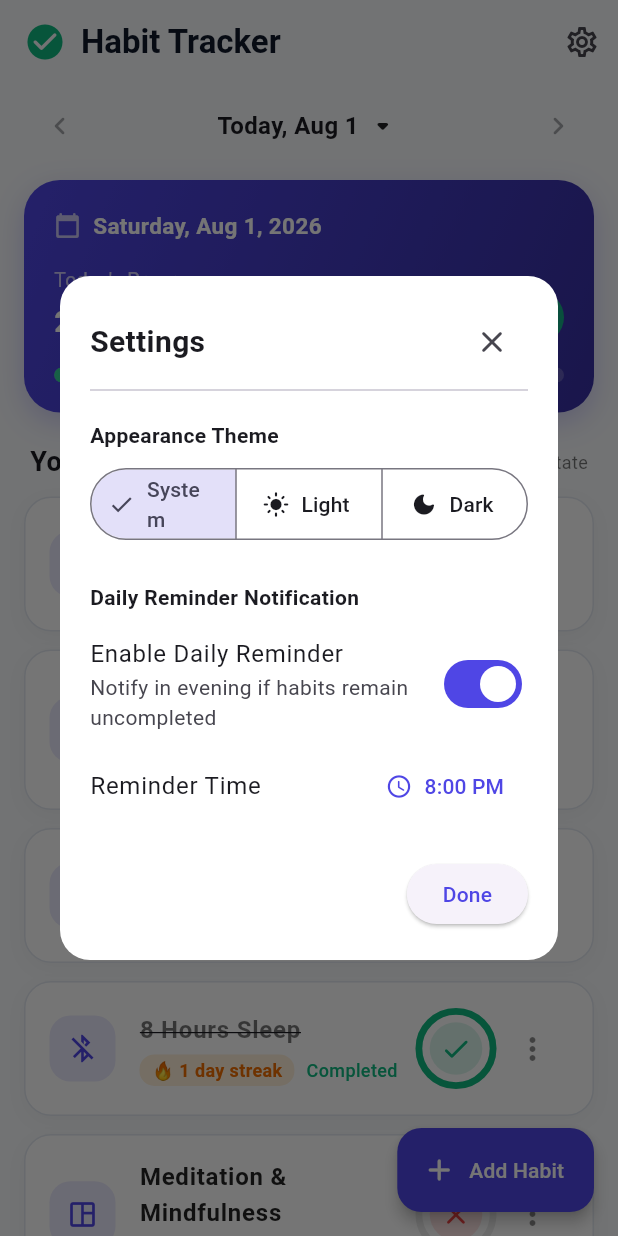
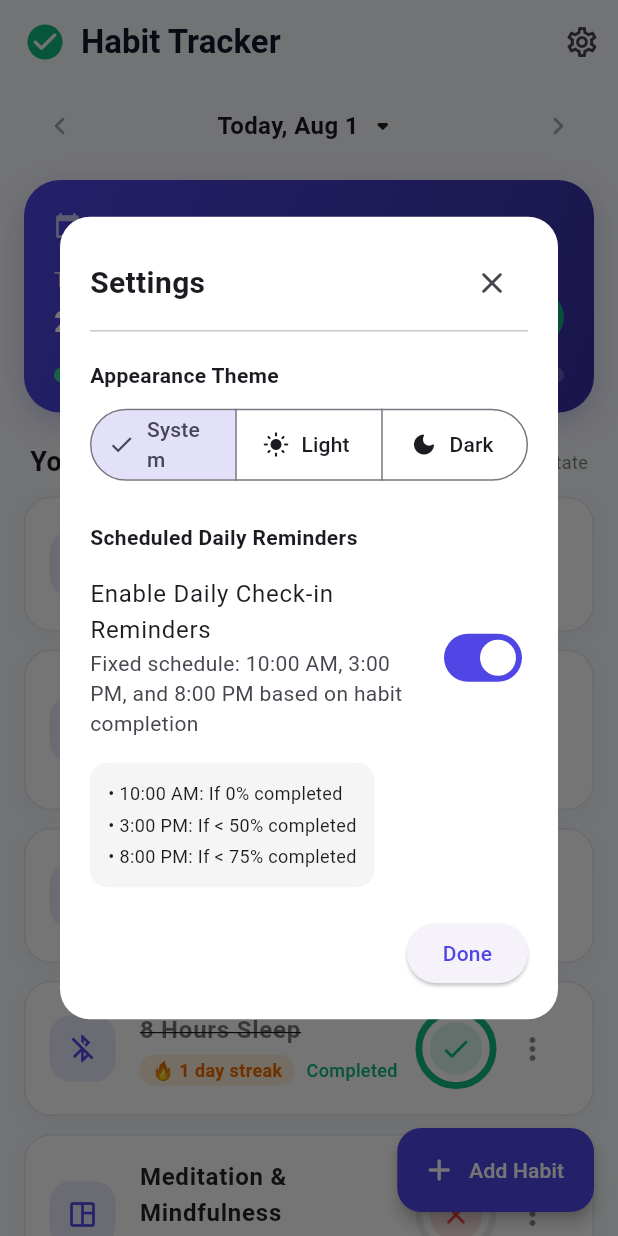
Before and after one commit to Amar810207/Habit-Tracker, a Flutter app: the screen it shows after launch, after a tap on the "settings" icon, on a phone screen of 412 x 824 dp. Run offline on Flutter 3.47's test engine with Material 3 defaults, Android fonts, the phone set to English and light mode, and no system bars; our stand-ins replace flutter_local_notifications, shared_preferences, timezone.

Commit message:
Fix notification logic: scheduled at 10am/3pm/8pm with completion thresholds

```diff
--- a/lib/providers/habit_provider.dart
+++ b/lib/providers/habit_provider.dart
@@ -217,19 +217,19 @@ class HabitProvider with ChangeNotifier {
     return score / _habits.length;
   }
 
+  double get todayCompletionRatio {
+    if (_habits.isEmpty) return 1.0;
+    final now = DateTime.now();
+    final todayDate = DateTime(now.year, now.month, now.day);
+    final completedCount = _habits.where((h) => h.getStatusForDate(todayDate) == HabitStatus.completed).length;
+    return completedCount / _habits.length;
+  }
+
   void _updateReminderNotification() {
-    if (!_reminderEnabled || _habits.isEmpty) {
-      _notificationService.cancelAll();
-      return;
-    }
-
-    final uncompletedCount = _habits.where((h) => h.getStatusForDate(DateTime.now()) == HabitStatus.notDone).length;
-    if (uncompletedCount > 0) {
-      _notificationService.scheduleDailyReminder(
-        time: _reminderTime,
-        title: 'Habit Tracker Reminder 🔔',
-        body: 'You have $uncompletedCount habit${uncompletedCount > 1 ? "s" : ""} left to complete today!',
-      );
-    }
+    _notificationService.syncScheduledNotifications(
+      enabled: _reminderEnabled,
+      todayCompletionRatio: todayCompletionRatio,
+      hasHabits: _habits.isNotEmpty,
+    );
   }
 }
--- a/lib/services/notification_service.dart
+++ b/lib/services/notification_service.dart
@@ -1,5 +1,25 @@
 import 'package:flutter/material.dart';
 import 'package:flutter_local_notifications/flutter_local_notifications.dart';
+import 'package:timezone/data/latest_all.dart' as tz;
+import 'package:timezone/timezone.dart' as tz;
+
+class NotificationSlot {
+  final int id;
+  final int hour;
+  final int minute;
+  final String title;
+  final String body;
+  final double completionThreshold; // Notification triggers if completionRatio < threshold
+
+  const NotificationSlot({
+    required this.id,
+    required this.hour,
+    required this.minute,
+    required this.title,
+    required this.body,
+    required this.completionThreshold,
+  });
+}
 
 class NotificationService {
   static final NotificationService _instance = NotificationService._internal();
@@ -9,8 +29,45 @@ class NotificationService {
   final FlutterLocalNotificationsPlugin _notificationsPlugin = FlutterLocalNotificationsPlugin();
   bool _initialized = false;
 
+  static const List<NotificationSlot> scheduledSlots = [
+    NotificationSlot(
+      id: 10,
+      hour: 10,
+      minute: 0,
+      title: 'Morning Habit Check-in ☀️',
+      body: "You haven't checked in on any habits yet today",
+      completionThreshold: 0.01, // Triggers if 0% completed (strictly < 0.01)
+    ),
+    NotificationSlot(
+      id: 15,
+      hour: 15,
+      minute: 0,
+      title: 'Afternoon Habit Check-in 🌤️',
+      body: "You're less than halfway through your habits today",
+      completionThreshold: 0.50, // Triggers if < 50% completed
+    ),
+    NotificationSlot(
+      id: 20,
+      hour: 20,
+      minute: 0,
+      title: 'Evening Habit Check-in 🌙',
+      body: "You're close, but haven't hit 75% completion yet",
+      completionThreshold: 0.75, // Triggers if < 75% completed
+    ),
+  ];
+
   Future<void> init() async {
     if (_initialized) return;
+
+    try {
+      tz.initializeTimeZones();
+      final String timeZoneName = DateTime.now().timeZoneName;
+      try {
+        tz.setLocalLocation(tz.getLocation(timeZoneName));
+      } catch (_) {}
+    } catch (e) {
+      debugPrint('Timezone initialization warning: $e');
+    }
 
     const androidSettings = AndroidInitializationSettings('@mipmap/ic_launcher');
     const darwinSettings = DarwinInitializationSettings(
@@ -40,17 +97,45 @@ class NotificationService {
     }
   }
 
-  Future<void> scheduleDailyReminder({
-    required TimeOfDay time,
-    required String title,
-    required String body,
+  Future<void> cancelNotification(int id) async {
+    if (!_initialized) await init();
+    try {
+      await _notificationsPlugin.cancel(id);
+    } catch (e) {
+      debugPrint('Error cancelling notification $id: $e');
+    }
+  }
+
+  /// Syncs 3 fixed daily notification slots (10:00 AM, 3:00 PM, 8:00 PM) based on today's habit completion ratio.
+  Future<void> syncScheduledNotifications({
+    required bool enabled,
+    required double todayCompletionRatio,
+    required bool hasHabits,
   }) async {
     if (!_initialized) await init();
 
+    if (!enabled || !hasHabits) {
+      await cancelAll();
+      return;
+    }
+
+    final now = DateTime.now();
+
+    for (final slot in scheduledSlots) {
+      final shouldTrigger = todayCompletionRatio < slot.completionThreshold;
+
+      if (!shouldTrigger) {
+        // Cancel notification for this slot if completion percentage meets/exceeds threshold
+        await cancelNotification(slot.id);
+        continue;
+      }
+
+      final tz.TZDateTime scheduledDate = _nextInstanceOfTime(slot.hour, slot.minute, now);
+
       const androidDetails = AndroidNotificationDetails(
-      'habit_tracker_daily_reminders',
-      'Habit Daily Reminders',
-      channelDescription: 'Evening reminders for uncompleted habits',
+        'habit_tracker_scheduled_reminders',
+        'Habit Scheduled Reminders',
+        channelDescription: 'Fixed daily check-in reminders for incomplete habits',
         importance: Importance.high,
         priority: Priority.high,
         icon: '@mipmap/ic_launcher',
@@ -62,18 +147,46 @@ class NotificationService {
       );
 
       try {
-      await _notificationsPlugin.cancelAll();
-
-      // Send reminder notification
-      await _notificationsPlugin.show(
-        0,
-        title,
-        body,
+        await _notificationsPlugin.zonedSchedule(
+          slot.id,
+          slot.title,
+          slot.body,
+          scheduledDate,
           notificationDetails,
+          androidScheduleMode: AndroidScheduleMode.exactAllowWhileIdle,
+          uiLocalNotificationDateInterpretation:
+              UILocalNotificationDateInterpretation.absoluteTime,
+          matchDateTimeComponents: DateTimeComponents.time,
         );
       } catch (e) {
-      debugPrint('Error scheduling reminder notification: $e');
+        try {
+          await _notificationsPlugin.zonedSchedule(
+            slot.id,
+            slot.title,
+            slot.body,
+            scheduledDate,
+            notificationDetails,
+            androidScheduleMode: AndroidScheduleMode.inexactAllowWhileIdle,
+            uiLocalNotificationDateInterpretation:
+                UILocalNotificationDateInterpretation.absoluteTime,
+            matchDateTimeComponents: DateTimeComponents.time,
+          );
+        } catch (e2) {
+          debugPrint('Error scheduling notification slot ${slot.id}: $e2');
         }
+      }
+    }
+  }
+
+  tz.TZDateTime _nextInstanceOfTime(int hour, int minute, DateTime now) {
+    final tz.TZDateTime tzNow = tz.TZDateTime.from(now, tz.local);
+    tz.TZDateTime scheduledDate =
+        tz.TZDateTime(tz.local, tzNow.year, tzNow.month, tzNow.day, hour, minute);
+
+    if (scheduledDate.isBefore(tzNow)) {
+      scheduledDate = scheduledDate.add(const Duration(days: 1));
+    }
+    return scheduledDate;
   }
 
   Future<void> cancelAll() async {
--- a/lib/widgets/settings_dialog.dart
+++ b/lib/widgets/settings_dialog.dart
@@ -66,16 +66,16 @@ class SettingsDialog extends StatelessWidget {
             ),
             const SizedBox(height: 24),
 
-            // Daily Evening Reminder Notifications
+            // Scheduled Daily Reminders
             const Text(
-              'Daily Reminder Notification',
+              'Scheduled Daily Reminders',
               style: TextStyle(fontSize: 14, fontWeight: FontWeight.bold),
             ),
             const SizedBox(height: 8),
             SwitchListTile(
               contentPadding: EdgeInsets.zero,
-              title: const Text('Enable Daily Reminder'),
-              subtitle: const Text('Notify in evening if habits remain uncompleted'),
+              title: const Text('Enable Daily Check-in Reminders'),
+              subtitle: const Text('Fixed schedule: 10:00 AM, 3:00 PM, and 8:00 PM based on habit completion'),
               value: provider.reminderEnabled,
               onChanged: (val) {
                 provider.setReminderSettings(val, provider.reminderTime);
@@ -83,21 +83,24 @@ class SettingsDialog extends StatelessWidget {
             ),
 
             if (provider.reminderEnabled) ...[
-              ListTile(
-                contentPadding: EdgeInsets.zero,
-                title: const Text('Reminder Time'),
-                trailing: TextButton.icon(
-                  icon: const Icon(Icons.access_time_rounded),
-                  label: Text(provider.reminderTime.format(context)),
-                  onPressed: () async {
-                    final newTime = await showTimePicker(
-                      context: context,
-                      initialTime: provider.reminderTime,
-                    );
-                    if (newTime != null) {
-                      provider.setReminderSettings(true, newTime);
-                    }
-                  },
+              Container(
+                margin: const EdgeInsets.only(top: 8),
+                padding: const EdgeInsets.all(12),
+                decoration: BoxDecoration(
+                  color: Theme.of(context).brightness == Brightness.dark
+                      ? Colors.white.withValues(alpha: 0.05)
+                      : Colors.black.withValues(alpha: 0.04),
+                  borderRadius: BorderRadius.circular(12),
+                ),
+                child: const Column(
+                  crossAxisAlignment: CrossAxisAlignment.start,
+                  children: [
+                    Text('• 10:00 AM: If 0% completed', style: TextStyle(fontSize: 12)),
+                    SizedBox(height: 4),
+                    Text('• 3:00 PM: If < 50% completed', style: TextStyle(fontSize: 12)),
+                    SizedBox(height: 4),
+                    Text('• 8:00 PM: If < 75% completed', style: TextStyle(fontSize: 12)),
+                  ],
                 ),
               ),
             ],
--- a/pubspec.yaml
+++ b/pubspec.yaml
@@ -36,6 +36,7 @@ dependencies:
   cupertino_icons: ^1.0.8
   shared_preferences: ^2.2.2
   flutter_local_notifications: ^17.0.0
+  timezone: ^0.9.4
   intl: ^0.19.0
   provider: ^6.1.2
 
```
Also changed, not shown: pubspec.lock, 1 other file. Lines whose indentation alone changed are shown as unchanged.
